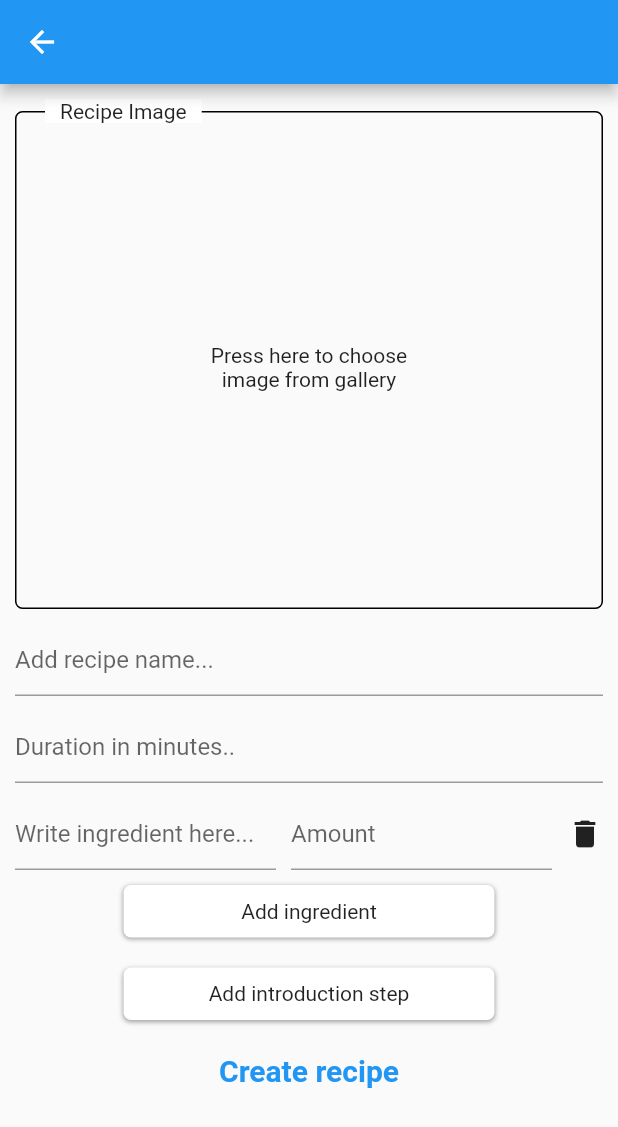
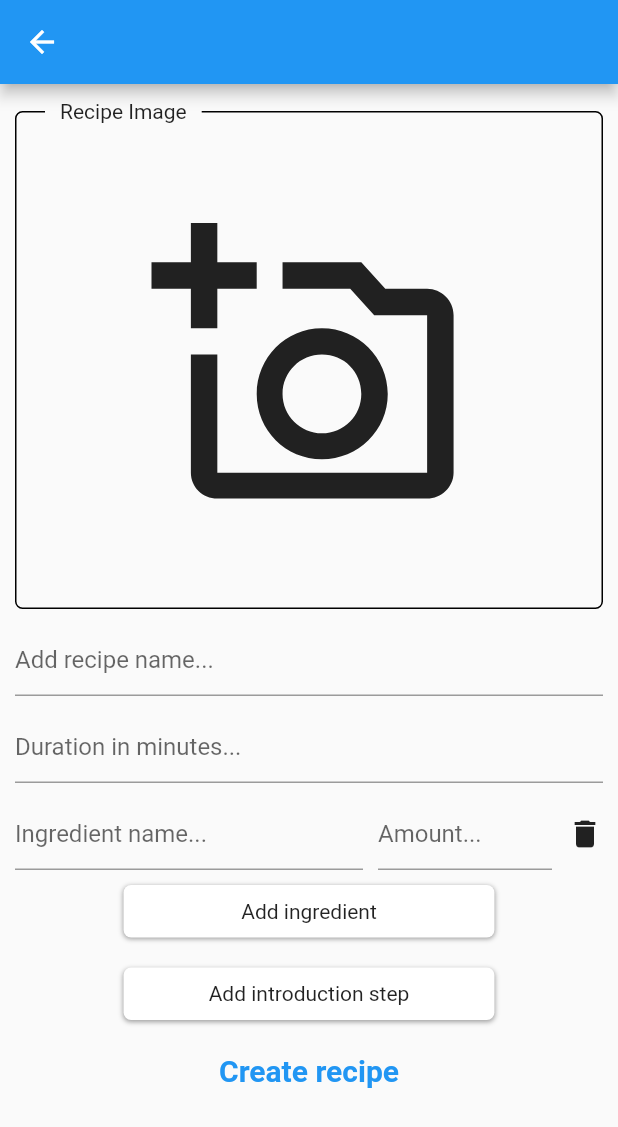
Before and after one commit to Nikomanty/RecipeBook, a Flutter app: the RecipeForm screen opened directly, after a tap on "Add ingredient", on a phone screen of 412 x 824 dp. Shown: the top 1127 px of the screen. Run offline on Flutter 3.47's test engine with Material 2 defaults, Android fonts, the phone set to English and light mode, and no system bars; our stand-ins replace bloc, equatable, floor, flutter_bloc, image_picker, page_transition and 1 more; accounts and stored records are empty; generated files the repository leaves out were written again.

Commit message:
Cleaning up and fixing couple UI bugs

```diff
--- a/lib/constants/recipe_book_strings.dart
+++ b/lib/constants/recipe_book_strings.dart
@@ -7,26 +7,23 @@ class RecipeBookStrings {
       "You don't have any recipes yet. \nClick plus-button to make one.";
 
   //Recipe details
-  static const String noImageFound = "There is no image \nin this recipe";
   static const String noIngredientsFound = "No ingredients, click edit \nto add some";
   static const String noIntroductionsFound =
       "This recipe doesn't have introductions. \nIf you want to add introductions, \nclick edit and add some";
 
   //Recipe creation
   static const String createRecipe = "Create recipe";
-  static const String clickToAddImage = "Press here to choose \nimage from gallery";
   static const String addRecipeNameHint = "Add recipe name...";
   static const String addIngredientButtonText = "Add ingredient";
   static const String addIntroductionStepButtonText = "Add introduction step";
-  static const String addIngredientHint = "Write ingredient here...";
-  static const String addIntroductionsHint = "Write introductions here...";
-  static const String durationSelectorHint = "Duration in minutes..";
+  static const String addIngredientHint = "Ingredient name...";
+  static const String addAmountHint = "Amount...";
+  static const String addIntroductionsHint = "Introduction step...";
+  static const String durationSelectorHint = "Duration in minutes...";
   static const String mustAddRecipeName = "You must give name for recipe";
-  static const String mustAddAtLeastOneIngredient = "Add 1 ingredient";
 
   //Field names
   static const String minutesString = "Minutes";
-  static const String amountString = "Amount";
   static const String recipeImageString = "Recipe Image";
   static const String recipesString = "Recipes";
 
--- a/lib/view/recipe_create/components/ingredients_input_field.dart
+++ b/lib/view/recipe_create/components/ingredients_input_field.dart
@@ -26,8 +26,7 @@ class _IngredientInputFieldState extends State<IngredientInputField> {
         AddItemButton(
           addItem: () {
             setState(() {
-              widget.ingredients
-                  .add(Ingredient(ingredient: "", amount: ""));
+              widget.ingredients.add(Ingredient(ingredient: "", amount: ""));
             });
           },
           title: RecipeBookStrings.addIngredientButtonText,
@@ -61,6 +60,7 @@ class _IngredientInputFieldState extends State<IngredientInputField> {
     return Row(
       children: [
         Expanded(
+          flex: 2,
           child: TextFormField(
             onChanged: (value) {
               widget.ingredients[index].ingredient = value;
@@ -75,8 +75,8 @@ class _IngredientInputFieldState extends State<IngredientInputField> {
             onChanged: (value) {
               widget.ingredients[index].amount = value;
             },
-            decoration:
-                const InputDecoration(hintText: RecipeBookStrings.amountString),
+            decoration: const InputDecoration(
+                hintText: RecipeBookStrings.addAmountHint),
           ),
         ),
       ],
--- a/lib/view/recipe_create/components/introduction_input_field.dart
+++ b/lib/view/recipe_create/components/introduction_input_field.dart
@@ -40,7 +40,7 @@ class _IntroductionInputFieldState extends State<IntroductionInputField> {
         int index = widget.introductions.indexOf(item);
         return Row(
           children: [
-            _introductionInputField(index),
+            Expanded(child: _introductionInputField(index)),
             Padding(
               padding: const EdgeInsets.only(left: 10.0),
               child: RemoveItemButton(removeItem: () {
@@ -56,8 +56,7 @@ class _IntroductionInputFieldState extends State<IntroductionInputField> {
   }
 
   Widget _introductionInputField(int index) {
-    return Expanded(
-      child: TextFormField(
+    return TextFormField(
       onChanged: (value) {
         widget.introductions[index] = value;
       },
@@ -65,7 +64,6 @@ class _IntroductionInputFieldState extends State<IntroductionInputField> {
       maxLines: null,
       decoration: const InputDecoration(
           hintText: RecipeBookStrings.addIntroductionsHint),
-      ),
     );
   }
 }
--- a/lib/view/recipe_create/recipe_form.dart
+++ b/lib/view/recipe_create/recipe_form.dart
@@ -7,7 +7,7 @@ import 'package:recipe_book/cubit/recipe_cubit.dart';
 import 'package:recipe_book/model/recipe.dart';
 import 'package:recipe_book/view/recipe_create/components/ingredients_input_field.dart';
 import 'package:recipe_book/view/recipe_create/components/introduction_input_field.dart';
-import 'package:recipe_book/widgets/containers/labeled_outline_box.dart';
+import 'package:recipe_book/widgets/containers/titled_outline_box.dart';
 import 'package:recipe_book/widgets/images/rounded_image.dart';
 
 class RecipeForm extends StatefulWidget {
@@ -31,19 +31,17 @@ class _RecipeFormState extends State<RecipeForm> {
       appBar: AppBar(),
       body: Form(
         key: _formKey,
-        child: getNewRecipeForm(),
-      ),
-    );
-  }
-
-  ListView getNewRecipeForm() {
-    return ListView(
+        child: ListView(
           padding: const EdgeInsets.all(10),
           children: [
-        LabeledOutlineBox(
+            TitledOutlineBox(
               label: RecipeBookStrings.recipeImageString,
-          child: InkWell(
-            child: _recipePicker(),
+              content: InkWell(
+                child: RoundedImage(
+                  imagePath: _imagePath,
+                  height: 300,
+                  placeholderImage: Icons.add_a_photo_outlined,
+                ),
                 onTap: () => _pickImage(),
               ),
             ),
@@ -80,27 +78,11 @@ class _RecipeFormState extends State<RecipeForm> {
             ),
             _createCreateRecipeButton(context),
           ],
+        )
+      ),
     );
   }
 
-  Widget _recipePicker() {
-    if (_imagePath.isNotEmpty) {
-      return RoundedImage(
-        imagePath: _imagePath,
-        height: 300,
-        aspectRatio: 4 / 3,
-      );
-    } else {
-      return const SizedBox(
-        height: 300,
-        child: Center(
-            child: Text(
-          RecipeBookStrings.clickToAddImage,
-          textAlign: TextAlign.center,
-        )),
-      );
-    }
-  }
 
   Widget _createCreateRecipeButton(BuildContext context) {
     return TextButton(
@@ -113,7 +95,7 @@ class _RecipeFormState extends State<RecipeForm> {
         ),
       ),
       onPressed: () {
-        _trySubmit();
+        _submitRecipeForm();
       },
     );
   }
@@ -133,14 +115,9 @@ class _RecipeFormState extends State<RecipeForm> {
     }
   }
 
-  void _trySubmit() {
+  void _submitRecipeForm() {
     final isValid = _formKey.currentState?.validate();
     if (isValid! && isValid) {
-      _submitRecipeForm();
-    }
-  }
-
-  void _submitRecipeForm() {
       context.read<RecipeCubit>().createRecipe(Recipe(
         recipeName: _recipeName,
         duration: _duration,
@@ -151,3 +128,4 @@ class _RecipeFormState extends State<RecipeForm> {
       Navigator.pop(context);
     }
   }
+}
--- a/lib/view/recipe_details/recipe_ingredient_list.dart
+++ b/lib/view/recipe_details/recipe_ingredient_list.dart
@@ -18,7 +18,6 @@ class RecipeIngredientList extends StatelessWidget {
           return Padding(
             padding: const EdgeInsets.all(5.0),
             child: Row(
-              crossAxisAlignment: CrossAxisAlignment.center,
               children: [
                 Expanded(
                   child: Text(
@@ -29,7 +28,7 @@ class RecipeIngredientList extends StatelessWidget {
                 const Padding(padding: EdgeInsets.symmetric(horizontal: 10)),
                 Expanded(
                   flex: 5,
-                  child: Text.rich(TextSpan(text: ingredient.ingredient)),
+                  child: Text(ingredient.ingredient),
                 ),
               ],
             ),
--- a/lib/widgets/containers/labeled_outline_box.dart
+++ b/lib/widgets/containers/titled_outline_box.dart
@@ -1,14 +1,14 @@
 import 'package:flutter/material.dart';
 
-class LabeledOutlineBox extends StatelessWidget {
+class TitledOutlineBox extends StatelessWidget {
   final String label;
   final double? labelSize;
-  final Widget child;
+  final Widget content;
 
-  const LabeledOutlineBox({
+  const TitledOutlineBox({
     super.key,
     required this.label,
-    required this.child,
+    required this.content,
     this.labelSize,
   });
 
@@ -25,14 +25,14 @@ class LabeledOutlineBox extends StatelessWidget {
           child: Padding(
             padding: const EdgeInsets.only(
                 top: 20.0, bottom: 10, right: 10, left: 10),
-            child: child,
+            child: content,
           ),
         ),
         Positioned(
           left: 20,
           child: Container(
             padding: const EdgeInsets.symmetric(horizontal: 10),
-            color: Colors.white,
+            color: Theme.of(context).scaffoldBackgroundColor,
             child: Text(label, style: TextStyle(fontSize: labelSize)),
           ),
         ),
--- a/lib/widgets/images/rounded_image.dart
+++ b/lib/widgets/images/rounded_image.dart
@@ -2,31 +2,52 @@ import 'dart:io';
 import 'package:flutter/material.dart';
 
 class RoundedImage extends StatelessWidget {
-  final String imagePath;
-  final double? height;
+  final String? imagePath;
+  final IconData placeholderImage;
+  final double height;
+  final double? width;
+  final BoxFit boxFit;
+  final double borderRadius;
   final double aspectRatio;
 
   const RoundedImage({
     super.key,
     required this.imagePath,
-    this.height,
-    required this.aspectRatio,
+    required this.placeholderImage,
+    required this.height,
+    this.width,
+    this.aspectRatio = 4 / 3,
+    this.borderRadius = 10,
+    this.boxFit = BoxFit.fitWidth,
   });
 
   @override
   Widget build(BuildContext context) {
+    if (imagePath != null && imagePath!.isNotEmpty) {
       return AspectRatio(
         aspectRatio: aspectRatio,
         child: Container(
           height: height,
           margin: const EdgeInsets.all(5),
           decoration: BoxDecoration(
-            borderRadius: BorderRadius.circular(6),
+              borderRadius: BorderRadius.circular(borderRadius),
               image: DecorationImage(
-              image: FileImage(File(imagePath)),
-              fit: BoxFit.fitWidth,
+                image: FileImage(File(imagePath!)),
+                fit: boxFit,
               )),
+        ),
+      );
+    } else {
+      return SizedBox(
+        height: height,
+        width: width,
+        child: Center(
+          child: Icon(
+            placeholderImage,
+            size: height * 0.7,
+          ),
         ),
       );
     }
   }
+}
```
Also changed, not shown: lib/view/recipe_create/components/recipe_image_picker.dart (deleted, +0 -33 lines), lib/view/recipe_details/recipe_details.dart (+6 -17 lines), lib/view/recipe_details/recipe_introductions.dart (+4 -4 lines), lib/view/recipe_list/recipe_card.dart (+15 -10 lines), lib/view/recipe_list/recipe_card_image.dart (deleted, +0 -30 lines), lib/widgets/labels/title_label.dart (+4 -4 lines). Lines whose indentation alone changed are shown as unchanged.
